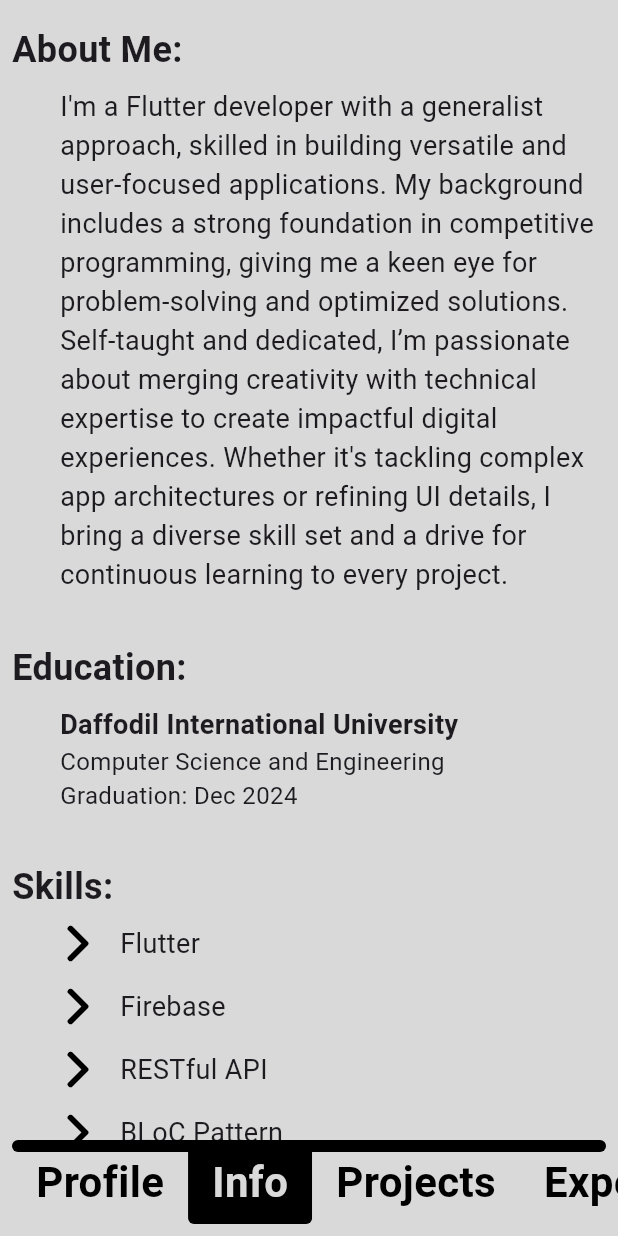
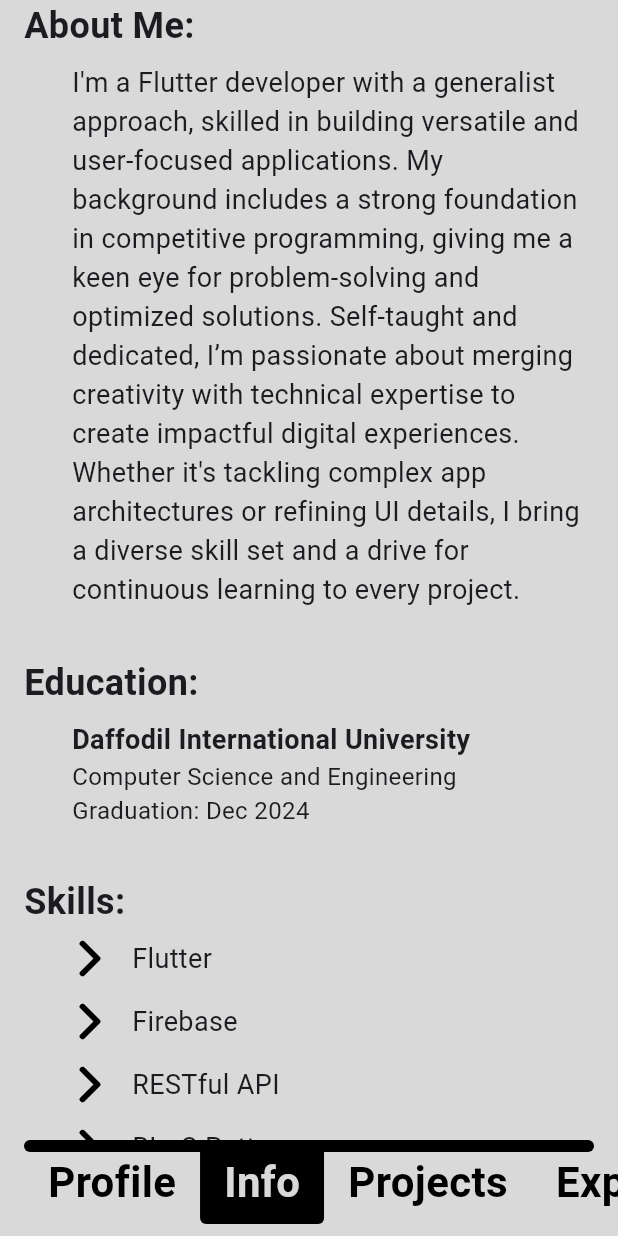
Before and after one commit to Zimmer550i/Portfolio-Flutter, a Flutter app: the screen it shows after launch, after a tap on "Info", on a phone screen of 412 x 824 dp. Run offline on Flutter 3.47's test engine with Material 3 defaults, Android fonts, the light colour scheme and no system bars; our stand-ins replace animated_text_kit, firebase_core, flutter_svg, page_view_dot_indicator; missing offline and left inert: firebase_analytics_web; accounts and stored records are empty; generated files the repository leaves out were written again; statements that could not run were skipped.

Commit message:
fix: minor adjustments

```diff
--- a/lib/pages/experience_page.dart
+++ b/lib/pages/experience_page.dart
@@ -56,7 +56,7 @@ class ExperiencePage extends StatelessWidget {
             ),
           ),
           Positioned(
-            top: isMobile ? -AppSizes.smallPadding : -AppSizes.largePadding,
+            top: isMobile ? 0 : -AppSizes.largePadding,
             left: isMobile ? -AppSizes.mediumPadding : 0,
             child: Image.asset(
               "assets/images/web_1.png",
@@ -66,7 +66,7 @@ class ExperiencePage extends StatelessWidget {
             ),
           ),
           Positioned(
-            top: isMobile ? -AppSizes.smallPadding : -AppSizes.largePadding,
+            top: isMobile ? 0 : -AppSizes.largePadding,
             right: isMobile ? -AppSizes.smallPadding : 0,
             child: Transform.flip(
               flipX: true,
--- a/lib/pages/info_page.dart
+++ b/lib/pages/info_page.dart
@@ -37,7 +37,8 @@ class InfoPage extends StatelessWidget {
           ),
         );
       }
-      return SingleChildScrollView(
+      return Center(
+        child: SingleChildScrollView(
           child: ConstrainedBox(
             constraints: BoxConstraints(maxWidth: constraints.maxHeight * 1.5),
             child: Row(
@@ -55,6 +56,7 @@ class InfoPage extends StatelessWidget {
                   child: rightInfoWindow(),
                 ),
               ],
+            ),
           ),
         ),
       );
--- a/lib/pages/profile_page.dart
+++ b/lib/pages/profile_page.dart
@@ -20,7 +20,8 @@ class ProfilePage extends StatelessWidget {
 
     return LayoutBuilder(builder: (context, constraints) {
       if (constraints.maxHeight >= constraints.maxWidth) {
-        return SingleChildScrollView(
+        return Center(
+          child: SingleChildScrollView(
             child: Column(
               crossAxisAlignment: CrossAxisAlignment.center,
               mainAxisAlignment: MainAxisAlignment.center,
@@ -30,6 +31,7 @@ class ProfilePage extends StatelessWidget {
                 ),
                 const ProfileDetailsSection(),
               ],
+            ),
           ),
         );
       }
--- a/lib/widgets/main_window.dart
+++ b/lib/widgets/main_window.dart
@@ -38,16 +38,23 @@ class _MainWindowState extends State<MainWindow> {
       ),
       decoration: BoxDecoration(
         color: AppColors.backgroundColor,
-        border: widget.isMobile ? null : Border.all(width: AppSizes.smallPadding),
+        border:
+            widget.isMobile ? null : Border.all(width: AppSizes.smallPadding),
         borderRadius: BorderRadius.circular(AppSizes.mediumPadding),
       ),
       child: Padding(
-        padding: EdgeInsets.all(widget.isMobile ? AppSizes.smallPadding : AppSizes.mediumPadding),
+        padding: widget.isMobile
+            ? const EdgeInsets.only(
+                bottom: AppSizes.smallPadding,
+                left: AppSizes.mediumPadding,
+                right: AppSizes.mediumPadding,
+              )
+            : const EdgeInsets.all(AppSizes.mediumPadding),
         child: Column(
           children: [
-            const SizedBox(
-              height: AppSizes.smallPadding,
-            ),
+            // const SizedBox(
+            //   height: AppSizes.smallPadding,
+            // ),
             tabBarTop(),
             Expanded(
               child: AppContents.pages[index],
@@ -66,6 +73,9 @@ class _MainWindowState extends State<MainWindow> {
     return Column(
       crossAxisAlignment: CrossAxisAlignment.start,
       children: [
+        const SizedBox(
+          height: AppSizes.smallPadding,
+        ),
         SingleChildScrollView(
           scrollDirection: Axis.horizontal,
           child: Row(
```
Lines whose indentation alone changed are shown as unchanged.
